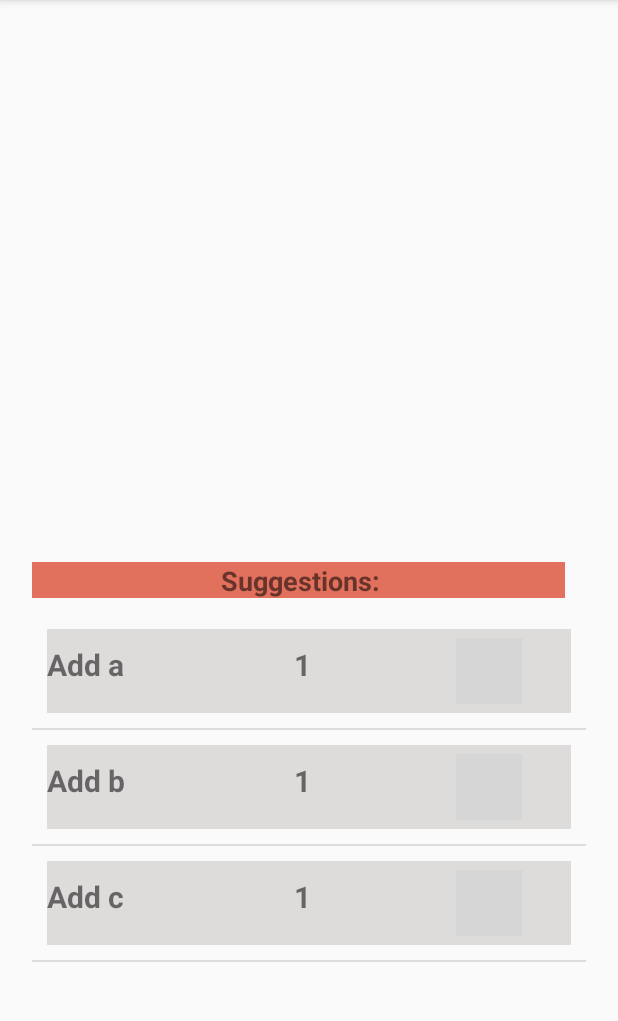
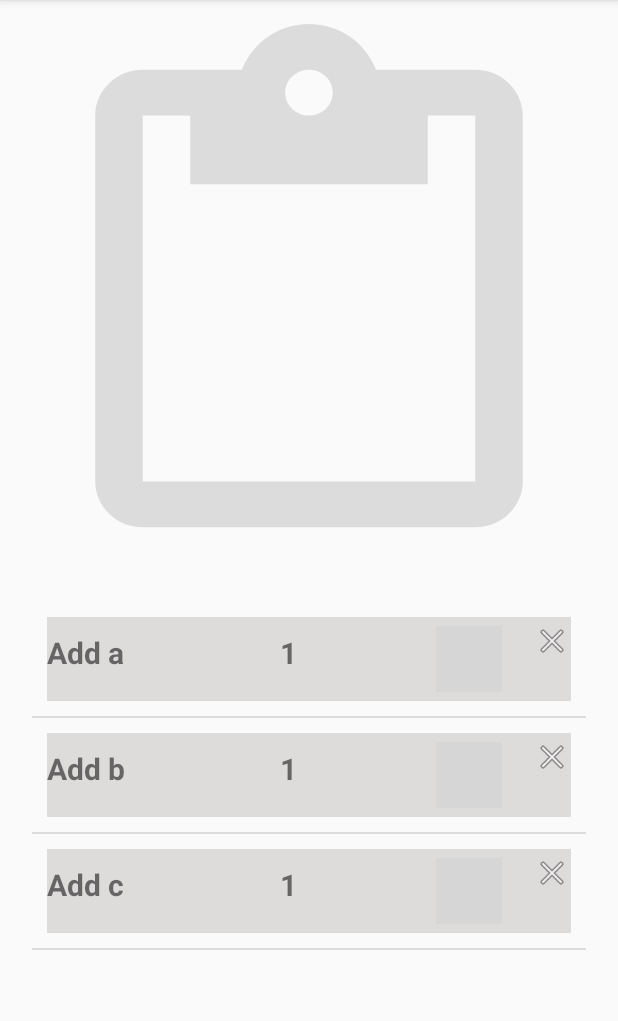
Before and after one commit to meni432/ToTake, an Android app: the ListOfItemActivity screen opened directly, with no data from a screen before it, on a phone screen of 412 x 824 dp, the part 84-1105 px from its top. Run offline under Robolectric (Android 15) with nearby library versions, the light colour scheme and no system bars; libraries missing offline, so code that uses them is left out: com.baoyz.swipemenulistview; plain views replace SwipeMenuListView; 7 statements that could not run were skipped; grey boxes are pictures that could not be loaded.

Commit message:
tahel commit

```diff
--- a/app/src/main/java/com/menisamet/totake/ListOfItemActivity.java
+++ b/app/src/main/java/com/menisamet/totake/ListOfItemActivity.java
@@ -95,13 +95,22 @@ public class ListOfItemActivity extends AppCompatActivity
                 deleteItem.setIcon(R.drawable.ic_delete_white_48dp);
                 // add to menu
                 menu.addMenuItem(deleteItem);
+
+
             }
         };
 
         v.setMenuCreator(creator);
         v.setSwipeDirection(SwipeMenuListView.DIRECTION_RIGHT);
+        v.setOnMenuItemClickListener(new SwipeMenuListView.OnMenuItemClickListener() {
+            @Override
+            public boolean onMenuItemClick(int position, SwipeMenu menu, int index) {
+                itemsToTake.remove(position);
+                a.notifyDataSetChanged();
+                return false;
+            }
+        });
     }
-
 
     class item_adapter extends ArrayAdapter<ItemData> {
 
@@ -163,6 +172,7 @@ public class ListOfItemActivity extends AppCompatActivity
             final TextView itemName = (TextView) convertView.findViewById(R.id.item_test);
             final TextView itemNumber = (TextView) convertView.findViewById(R.id.num_text);
             ImageButton addButton = (ImageButton) convertView.findViewById(R.id.imageButtonPlus);
+            ImageButton deletButton = (ImageButton) convertView.findViewById(R.id.imageButtondelet);
             itemName.setText(itemData.getName());
             itemNumber.setText(itemData.getNumbers() + "");
             addButton.setOnClickListener(new View.OnClickListener() {
@@ -175,6 +185,14 @@ public class ListOfItemActivity extends AppCompatActivity
                     a_sugg.notifyDataSetChanged();}
             });
 
+
+            deletButton.setOnClickListener(new View.OnClickListener() {
+                @Override
+                public void onClick(View view) {
+                    itemsToAdd.remove(position);
+                   }
+            });
+
             return convertView;
         }
     }
--- a/app/src/main/res/layout/activity_list_of_item.xml
+++ b/app/src/main/res/layout/activity_list_of_item.xml
@@ -18,20 +18,15 @@
     <com.baoyz.swipemenulistview.SwipeMenuListView
         android:id="@+id/listView"
         android:layout_width="match_parent"
-        android:layout_height="353dp"
+        android:layout_height="366dp"
         android:layout_alignParentTop="true"
-        android:layout_centerHorizontal="true" />
+        android:layout_centerHorizontal="true"
+        android:background="@drawable/abc_ic_menu_paste_mtrl_am_alpha"
+        android:backgroundTint="@color/common_google_signin_btn_text_light_disabled" />
 
-    <TextView
-        android:layout_width="355dp"
-        android:layout_height="24dp"
-        android:text="                           Suggestions:"
-        android:id="@+id/textView4"
-        android:background="#E1705C"
-        android:textSize="18dp"
-        android:textStyle="bold"
-        android:singleLine="false"
-        android:layout_margin="5dp" />
+    <Space
+        android:layout_width="match_parent"
+        android:layout_height="14dp" />
 
     <ListView
         android:layout_width="match_parent"
--- a/app/src/main/res/layout/suggestions_layout.xml
+++ b/app/src/main/res/layout/suggestions_layout.xml
@@ -55,8 +55,17 @@
         <Space
             android:layout_width="wrap_content"
             android:layout_height="match_parent"
-            android:layout_weight="0.02"
+            android:layout_weight="0.01"
             android:background="#dedbdb" />
+
+        <ImageButton
+            android:layout_width="25dp"
+            android:layout_height="25dp"
+            android:id="@+id/imageButtondelet"
+            android:background="@android:drawable/ic_menu_close_clear_cancel"
+            android:layout_marginLeft="5dp"
+            android:layout_marginBottom="8dp"
+            android:layout_marginTop="3dp" />
     </LinearLayout>
 
 </LinearLayout>
```
